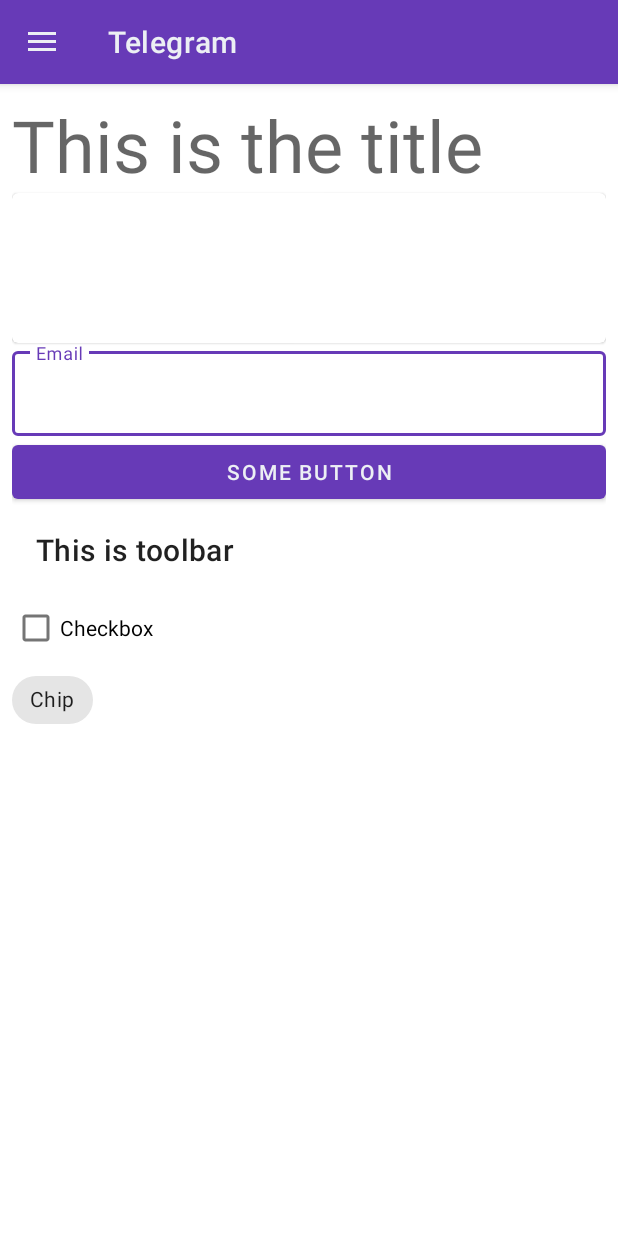
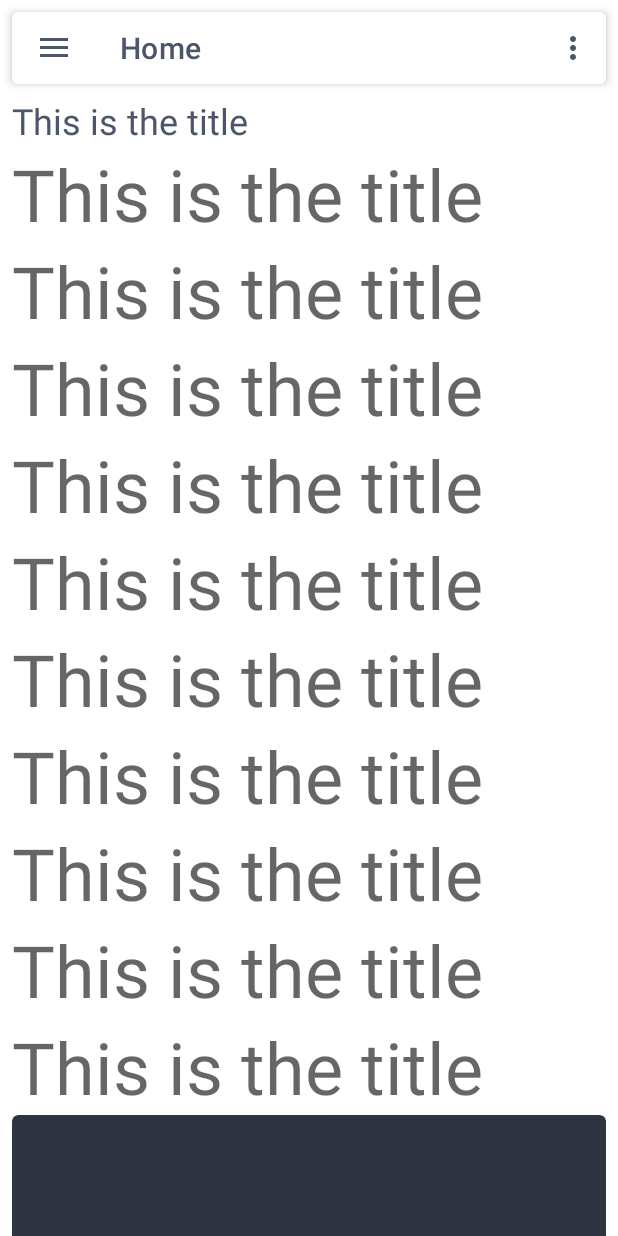
Before and after one commit to atick-faisal/Nord-Starter-Android, an Android app: the screen it shows after launch (MainActivity), on a phone screen of 412 x 824 dp. Run offline under Robolectric (Android 15) with nearby library versions, the phone set to English and light mode, and no system bars; our stand-ins replace Dagger/Hilt's generated code, Room's generated code, navigation-ui; libraries missing offline, so code that uses them is left out: androidx.hilt.work; 3 statements that could not run were skipped.

Commit message:
Add appbar and nav_graph

```diff
--- a/app/src/main/java/ai/andromeda/nordstarter/MainActivity.kt
+++ b/app/src/main/java/ai/andromeda/nordstarter/MainActivity.kt
@@ -5,6 +5,8 @@ import ai.andromeda.nordstarter.utils.LOG_TAG
 import ai.andromeda.nordstarter.utils.Resource
 import android.os.Bundle
 import android.util.Log
+import android.view.Menu
+import android.view.MenuItem
 import androidx.activity.viewModels
 import androidx.appcompat.app.AppCompatActivity
 import androidx.navigation.NavController
@@ -12,8 +14,8 @@ import androidx.navigation.fragment.NavHostFragment
 import androidx.navigation.ui.AppBarConfiguration
 import androidx.navigation.ui.NavigationUI.navigateUp
 import androidx.navigation.ui.NavigationUI.setupWithNavController
+import androidx.navigation.ui.onNavDestinationSelected
 import androidx.navigation.ui.setupActionBarWithNavController
-import androidx.navigation.ui.setupWithNavController
 import dagger.hilt.android.AndroidEntryPoint
 
 @AndroidEntryPoint
@@ -22,6 +24,7 @@ class MainActivity : AppCompatActivity() {
     private val viewModel: MainViewModel by viewModels()
     private lateinit var binding: ActivityMainBinding
     private lateinit var navController: NavController
+    private lateinit var appBarConfiguration: AppBarConfiguration
 
     override fun onCreate(savedInstanceState: Bundle?) {
         super.onCreate(savedInstanceState)
@@ -35,9 +38,14 @@ class MainActivity : AppCompatActivity() {
                         .findFragmentById(navHostFragment.id)
                             as NavHostFragment
                     ).navController
-
+            appBarConfiguration = AppBarConfiguration(
+                setOf(
+                    R.id.homeFragment
+                ),
+                root
+            )
             setupWithNavController(navView, navController)
-            setupActionBarWithNavController(navController, root)
+            setupActionBarWithNavController(navController, appBarConfiguration)
         }
 
         viewModel.items.observe(this, { result ->
@@ -50,7 +58,18 @@ class MainActivity : AppCompatActivity() {
 
     }
 
+    override fun onCreateOptionsMenu(menu: Menu?): Boolean {
+        menuInflater.inflate(R.menu.default_toobar_menu, menu)
+        return true
+    }
+
+    override fun onOptionsItemSelected(item: MenuItem): Boolean {
+        return item.onNavDestinationSelected(navController) ||
+                super.onOptionsItemSelected(item)
+    }
+
     override fun onSupportNavigateUp(): Boolean {
-        return navigateUp(navController, binding.root)
+        return navigateUp(navController, appBarConfiguration) ||
+                super.onSupportNavigateUp()
     }
 }
--- a/app/src/main/res/layout/activity_main.xml
+++ b/app/src/main/res/layout/activity_main.xml
@@ -12,22 +12,36 @@
         android:layout_width="match_parent"
         android:layout_height="match_parent">
 
-        <com.google.android.material.appbar.AppBarLayout
-            style="@style/Widget.MaterialComponents.AppBarLayout.PrimarySurface"
+        <!-- TODO: To make the appbar scrollable, AppBarLayout must be the
+                   direct child of CoordinatorLayout. However, Making the appbar
+                   scrollable also makes it non-transparent. -->
+
+        <com.google.android.material.card.MaterialCardView
             android:layout_width="match_parent"
-            android:layout_height="wrap_content">
+            android:layout_height="wrap_content"
+            android:layout_margin="8dp"
+            app:cardCornerRadius="4dp"
+            app:cardElevation="4dp">
 
-            <com.google.android.material.appbar.MaterialToolbar
-                android:id="@+id/topAppBar"
-                style="@style/Widget.MaterialComponents.Toolbar.PrimarySurface"
+            <com.google.android.material.appbar.AppBarLayout
                 android:layout_width="match_parent"
-                android:layout_height="?attr/actionBarSize"
-                android:background="@android:color/transparent"
+                android:layout_height="wrap_content"
+                android:background="?attr/colorSurface"
+                android:outlineProvider="none"
                 android:elevation="0dp"
-                app:navigationIcon="@drawable/ic_menu_24"
-                app:title="Telegram" />
+                app:elevation="0dp">
 
-        </com.google.android.material.appbar.AppBarLayout>
+                <com.google.android.material.appbar.MaterialToolbar
+                    android:id="@+id/topAppBar"
+                    android:layout_width="match_parent"
+                    android:layout_height="48dp"
+                    android:background="?attr/colorSurface"
+                    android:elevation="8dp"
+                    app:layout_scrollFlags="noScroll" />
+
+            </com.google.android.material.appbar.AppBarLayout>
+
+        </com.google.android.material.card.MaterialCardView>
 
         <androidx.fragment.app.FragmentContainerView
             android:id="@+id/nav_host_fragment"
--- a/app/src/main/res/layout/app_bar_main.xml
+++ /dev/null
@@ -1,26 +0,0 @@
-<?xml version="1.0" encoding="utf-8"?>
-<androidx.coordinatorlayout.widget.CoordinatorLayout xmlns:android="http://schemas.android.com/apk/res/android"
-    xmlns:app="http://schemas.android.com/apk/res-auto"
-    xmlns:tools="http://schemas.android.com/tools"
-    android:layout_width="match_parent"
-    android:layout_height="match_parent"
-    tools:context=".MainActivity">
-
-    <com.google.android.material.appbar.AppBarLayout
-        android:layout_width="match_parent"
-        android:layout_height="wrap_content">
-
-        <com.google.android.material.appbar.MaterialToolbar
-            android:id="@+id/topAppBar"
-            style="@style/Widget.MaterialComponents.Toolbar.Primary"
-            android:layout_width="match_parent"
-            android:layout_height="?attr/actionBarSize"
-            app:title="Home" />
-
-    </com.google.android.material.appbar.AppBarLayout>
-
-    <include
-        android:id="@+id/content_main"
-        layout="@layout/content_main" />
-
-</androidx.coordinatorlayout.widget.CoordinatorLayout>
--- a/app/src/main/res/layout/content_main.xml
+++ /dev/null
@@ -1,22 +0,0 @@
-<?xml version="1.0" encoding="utf-8"?>
-<androidx.constraintlayout.widget.ConstraintLayout xmlns:android="http://schemas.android.com/apk/res/android"
-    xmlns:app="http://schemas.android.com/apk/res-auto"
-    xmlns:tools="http://schemas.android.com/tools"
-    android:layout_width="match_parent"
-    android:layout_height="match_parent"
-    app:layout_behavior="@string/appbar_scrolling_view_behavior"
-    tools:showIn="@layout/app_bar_main">
-
-    <androidx.fragment.app.FragmentContainerView
-        android:id="@+id/nav_host_fragment"
-        android:name="androidx.navigation.fragment.NavHostFragment"
-        android:layout_width="match_parent"
-        android:layout_height="match_parent"
-        app:defaultNavHost="true"
-        app:layout_constraintBottom_toBottomOf="parent"
-        app:layout_constraintLeft_toLeftOf="parent"
-        app:layout_constraintRight_toRightOf="parent"
-        app:layout_constraintTop_toTopOf="parent"
-        app:navGraph="@navigation/nav_graph" />
-
-</androidx.constraintlayout.widget.ConstraintLayout>
--- a/app/src/main/res/layout/home_fragment.xml
+++ b/app/src/main/res/layout/home_fragment.xml
@@ -1,10 +1,10 @@
 <?xml version="1.0" encoding="utf-8"?>
-<FrameLayout xmlns:android="http://schemas.android.com/apk/res/android"
+<androidx.core.widget.NestedScrollView xmlns:android="http://schemas.android.com/apk/res/android"
     xmlns:tools="http://schemas.android.com/tools"
     android:layout_width="match_parent"
     android:layout_height="match_parent"
     tools:context=".ui.home.HomeFragment">
 
-    <include layout="@layout/test_layout"/>
+    <include layout="@layout/test_layout" />
 
-</FrameLayout>
+</androidx.core.widget.NestedScrollView>
--- a/app/src/main/res/layout/test_layout.xml
+++ b/app/src/main/res/layout/test_layout.xml
@@ -1,10 +1,71 @@
 <?xml version="1.0" encoding="utf-8"?>
-<LinearLayout xmlns:android="http://schemas.android.com/apk/res/android"
+<androidx.appcompat.widget.LinearLayoutCompat xmlns:android="http://schemas.android.com/apk/res/android"
     xmlns:app="http://schemas.android.com/apk/res-auto"
     android:layout_width="match_parent"
     android:layout_height="match_parent"
+    android:layout_marginTop="56dp"
     android:orientation="vertical"
     android:padding="8dp">
+
+    <com.google.android.material.textview.MaterialTextView
+        android:layout_width="match_parent"
+        android:layout_height="wrap_content"
+        android:text="This is the title"
+        android:textAppearance="@style/TextAppearance.MaterialComponents.Headline5" />
+
+    <com.google.android.material.textview.MaterialTextView
+        android:layout_width="match_parent"
+        android:layout_height="wrap_content"
+        android:text="This is the title"
+        android:textAppearance="@style/TextAppearance.MaterialComponents.Headline3" />
+
+    <com.google.android.material.textview.MaterialTextView
+        android:layout_width="match_parent"
+        android:layout_height="wrap_content"
+        android:text="This is the title"
+        android:textAppearance="@style/TextAppearance.MaterialComponents.Headline3" />
+
+    <com.google.android.material.textview.MaterialTextView
+        android:layout_width="match_parent"
+        android:layout_height="wrap_content"
+        android:text="This is the title"
+        android:textAppearance="@style/TextAppearance.MaterialComponents.Headline3" />
+
+    <com.google.android.material.textview.MaterialTextView
+        android:layout_width="match_parent"
+        android:layout_height="wrap_content"
+        android:text="This is the title"
+        android:textAppearance="@style/TextAppearance.MaterialComponents.Headline3" />
+
+    <com.google.android.material.textview.MaterialTextView
+        android:layout_width="match_parent"
+        android:layout_height="wrap_content"
+        android:text="This is the title"
+        android:textAppearance="@style/TextAppearance.MaterialComponents.Headline3" />
+
+    <com.google.android.material.textview.MaterialTextView
+        android:layout_width="match_parent"
+        android:layout_height="wrap_content"
+        android:text="This is the title"
+        android:textAppearance="@style/TextAppearance.MaterialComponents.Headline3" />
+
+    <com.google.android.material.textview.MaterialTextView
+        android:layout_width="match_parent"
+        android:layout_height="wrap_content"
+        android:text="This is the title"
+        android:textAppearance="@style/TextAppearance.MaterialComponents.Headline3" />
+
+    <com.google.android.material.textview.MaterialTextView
+        android:layout_width="match_parent"
+        android:layout_height="wrap_content"
+        android:text="This is the title"
+        android:textAppearance="@style/TextAppearance.MaterialComponents.Headline3" />
+
+    <com.google.android.material.textview.MaterialTextView
+        android:layout_width="match_parent"
+        android:layout_height="wrap_content"
+        android:text="This is the title"
+        android:textAppearance="@style/TextAppearance.MaterialComponents.Headline3" />
 
     <com.google.android.material.textview.MaterialTextView
         android:layout_width="match_parent"
@@ -14,17 +75,19 @@
 
     <com.google.android.material.card.MaterialCardView
         android:layout_width="match_parent"
-        android:layout_height="100dp" />
+        android:layout_height="100dp"
+        app:cardBackgroundColor="@color/polar_night_0" />
 
     <com.google.android.material.textfield.TextInputLayout
         style="@style/myTextInputLayoutStyle"
-        android:hint="Email"
         android:layout_width="match_parent"
-        android:layout_height="wrap_content">
+        android:layout_height="wrap_content"
+        android:hint="Email">
 
         <com.google.android.material.textfield.TextInputEditText
             android:layout_width="match_parent"
-            android:layout_height="wrap_content" />
+            android:layout_height="wrap_content"
+            android:textColor="@color/white" />
 
     </com.google.android.material.textfield.TextInputLayout>
 
@@ -48,4 +111,4 @@
         android:layout_height="wrap_content"
         android:text="Chip" />
 
-</LinearLayout>
+</androidx.appcompat.widget.LinearLayoutCompat>
--- /dev/null
+++ b/app/src/main/res/menu/default_toobar_menu.xml
@@ -0,0 +1,9 @@
+<?xml version="1.0" encoding="utf-8"?>
+<menu xmlns:android="http://schemas.android.com/apk/res/android"
+    xmlns:app="http://schemas.android.com/apk/res-auto">
+
+    <item
+        android:id="@+id/settingsFragment"
+        android:title="@string/settings"
+        app:showAsAction="never"/>
+</menu>
--- a/app/src/main/res/navigation/nav_graph.xml
+++ b/app/src/main/res/navigation/nav_graph.xml
@@ -8,6 +8,6 @@
     <fragment
         android:id="@+id/homeFragment"
         android:name="ai.andromeda.nordstarter.ui.home.HomeFragment"
-        android:label="Telegram"
+        android:label="Home"
         tools:layout="@layout/home_fragment" />
 </navigation>
--- a/app/src/main/res/values-night/themes.xml
+++ b/app/src/main/res/values-night/themes.xml
@@ -15,6 +15,10 @@
         <!-- Status bar color. -->
         <item name="android:statusBarColor" tools:targetApi="l">@color/polar_night_0</item>
         <!-- Customize your theme here. -->
+        <item name="windowActionBar">false</item>
+        <item name="windowNoTitle">true</item>
+        <item name="colorControlNormal">@color/snow_storm_0</item>
+        <item name="android:textColorPrimary">@color/snow_storm_0</item>
     </style>
 
     <style name="myTextInputLayoutStyle" parent="Widget.MaterialComponents.TextInputLayout.OutlinedBox">
--- a/app/src/main/res/values/strings.xml
+++ b/app/src/main/res/values/strings.xml
@@ -1,3 +1,5 @@
 <resources>
     <string name="app_name">Nord Starter</string>
+    <string name="settings">Settings</string>
+    <string name="search">Search</string>
 </resources>
--- a/app/src/main/res/values/themes.xml
+++ b/app/src/main/res/values/themes.xml
@@ -5,19 +5,18 @@
         <item name="colorPrimary">@color/deep_purple_500</item>
         <item name="colorPrimaryVariant">@color/deep_purple_600</item>
         <item name="colorOnPrimary">@color/snow_storm_2</item>
+        <item name="colorOnSurface">@color/polar_night_0</item>
         <!-- Secondary brand color. -->
         <item name="colorSecondary">@color/aurora_3</item>
         <item name="colorSecondaryVariant">@color/aurora_2</item>
         <item name="colorOnSecondary">@color/polar_night_0</item>
         <!-- Status bar color. -->
-        <item name="android:statusBarColor" tools:targetApi="l">?attr/colorPrimary</item>
-<!--        <item name="android:windowLightStatusBar">true</item>-->
-<!--        <item name="android:windowTranslucentStatus">true</item>-->
+        <item name="android:statusBarColor" tools:targetApi="l">@color/white</item>
+        <item name="android:windowLightStatusBar">true</item>
         <!-- Customize your theme here. -->
         <item name="windowActionBar">false</item>
         <item name="windowNoTitle">true</item>
-    </style>
-
-    <style name="myTextInputLayoutStyle" parent="Widget.MaterialComponents.TextInputLayout.OutlinedBox">
+        <item name="colorControlNormal">@color/polar_night_3</item>
+        <item name="android:textColorPrimary">@color/polar_night_3</item>
     </style>
 </resources>
```
